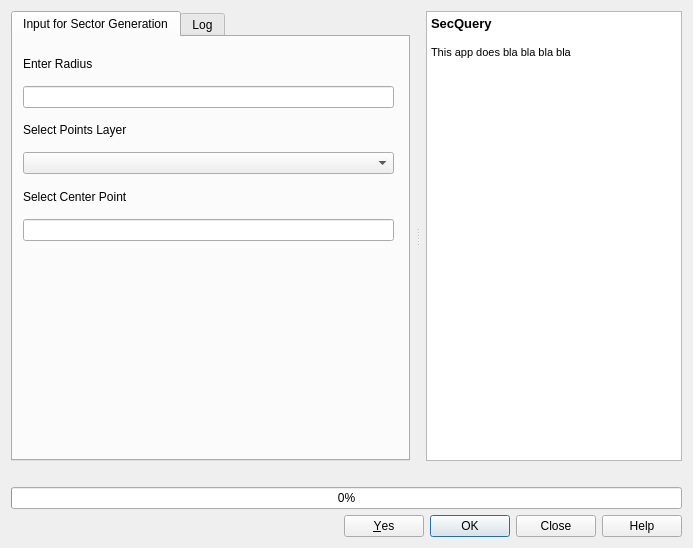
Before: the Qt Designer form ui/input_dialog.ui in srividya-p/SecQuery, drawn with Qt 5.
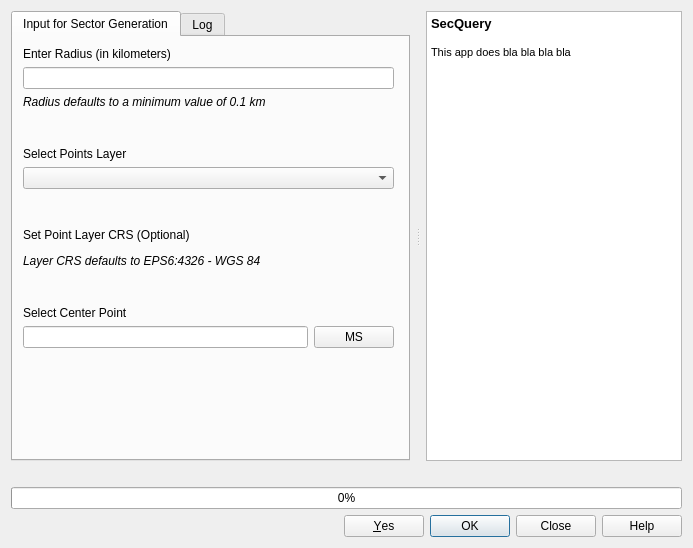
After: the same form once the commit is applied. Icons and pictures are not drawn. Custom widgets are drawn as their Qt base class.

The edit to the form file:
```diff
--- a/ui/input_dialog.ui
+++ b/ui/input_dialog.ui
@@ -66,14 +66,14 @@
              <x>10</x>
              <y>10</y>
              <width>371</width>
-             <height>194</height>
+             <height>301</height>
             </rect>
            </property>
            <layout class="QVBoxLayout" name="verticalLayout_3">
             <item>
-             <widget class="QLabel" name="label_2">
+             <widget class="QLabel" name="radiusLabel">
               <property name="text">
-               <string>Enter Radius</string>
+               <string>Enter Radius (in kilometers)</string>
               </property>
              </widget>
             </item>
@@ -83,6 +83,26 @@
             <item>
              <widget class="QLabel" name="label">
               <property name="text">
+               <string>&lt;html&gt;&lt;head/&gt;&lt;body&gt;&lt;p&gt;&lt;span style=&quot; font-style:italic;&quot;&gt;Radius defaults to a minimum value of 0.1 km&lt;/span&gt;&lt;/p&gt;&lt;/body&gt;&lt;/html&gt;</string>
+              </property>
+             </widget>
+            </item>
+            <item>
+             <spacer name="verticalSpacer">
+              <property name="orientation">
+               <enum>Qt::Vertical</enum>
+              </property>
+              <property name="sizeHint" stdset="0">
+               <size>
+                <width>20</width>
+                <height>20</height>
+               </size>
+              </property>
+             </spacer>
+            </item>
+            <item>
+             <widget class="QLabel" name="layerLabel">
+              <property name="text">
                <string>Select Points Layer</string>
               </property>
              </widget>
@@ -90,15 +110,69 @@
             <item>
              <widget class="QgsMapLayerComboBox" name="layerCombobox"/>
             </item>
+            <item>
+             <spacer name="verticalSpacer_3">
+              <property name="orientation">
+               <enum>Qt::Vertical</enum>
+              </property>
+              <property name="sizeHint" stdset="0">
+               <size>
+                <width>20</width>
+                <height>15</height>
+               </size>
+              </property>
+             </spacer>
+            </item>
+            <item>
+             <widget class="QLabel" name="label_2">
+              <property name="text">
+               <string>Set Point Layer CRS (Optional)</string>
+              </property>
+             </widget>
+            </item>
+            <item>
+             <widget class="QgsProjectionSelectionWidget" name="crsSelect"/>
+            </item>
             <item>
              <widget class="QLabel" name="label_3">
               <property name="text">
+               <string>&lt;html&gt;&lt;head/&gt;&lt;body&gt;&lt;p&gt;&lt;span style=&quot; font-style:italic;&quot;&gt;Layer CRS defaults to  EPS6:4326 - WGS 84&lt;/span&gt;&lt;/p&gt;&lt;/body&gt;&lt;/html&gt;</string>
+              </property>
+             </widget>
+            </item>
+            <item>
+             <spacer name="verticalSpacer_2">
+              <property name="orientation">
+               <enum>Qt::Vertical</enum>
+              </property>
+              <property name="sizeHint" stdset="0">
+               <size>
+                <width>20</width>
+                <height>20</height>
+               </size>
+              </property>
+             </spacer>
+            </item>
+            <item>
+             <widget class="QLabel" name="centerLabel">
+              <property name="text">
                <string>Select Center Point</string>
               </property>
              </widget>
             </item>
             <item>
-             <widget class="QLineEdit" name="centerPointInput"/>
+             <layout class="QHBoxLayout" name="cpHLayout">
+              <item>
+               <widget class="QLineEdit" name="centerPointInput"/>
+              </item>
+              <item>
+               <widget class="QPushButton" name="mapCoordButton">
+                <property name="text">
+                 <string>MS</string>
+                </property>
+               </widget>
+              </item>
+             </layout>
             </item>
            </layout>
           </widget>
@@ -271,6 +345,11 @@
    <extends>QComboBox</extends>
    <header>qgsmaplayercombobox.h</header>
   </customwidget>
+  <customwidget>
+   <class>QgsProjectionSelectionWidget</class>
+   <extends>QWidget</extends>
+   <header>qgsprojectionselectionwidget.h</header>
+  </customwidget>
  </customwidgets>
  <resources/>
  <connections/>
```
Left out of the diff: 12 changed lines with no effect on the pictures.
